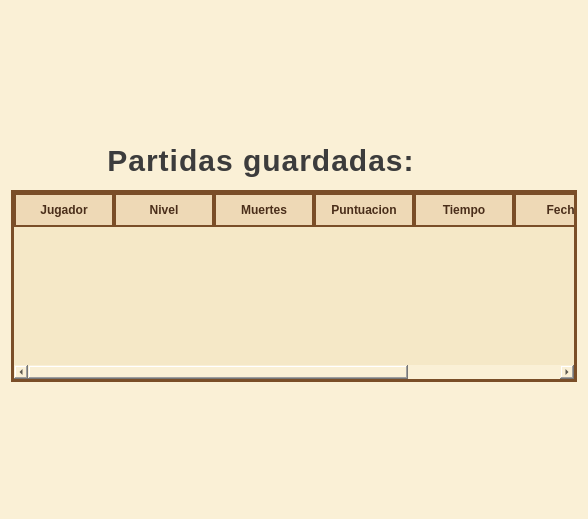
AdriTg00/Videojuego_2d, file Ventana_Principal_TFG/views/partidasGuardadas.ui: the form before one commit.
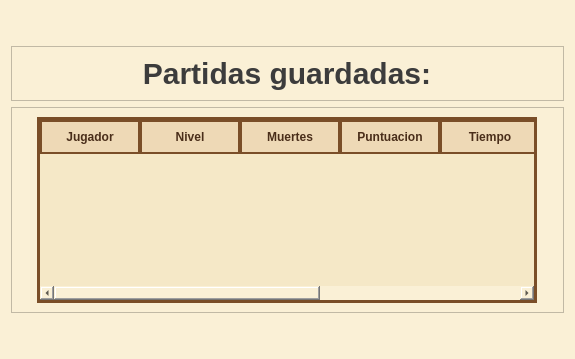
The form after the commit.

Commit message:
Refactor partidasGuardadas UI layout and class names
Updated the UI and Python class from 'partidaGuardada' to 'partidasGuardadas', reorganized the layout to use frames for the title and table, and renamed widgets for clarity. This improves maintainability and aligns naming conventions between the .ui and .py files.

The edit to the form file:
```diff
--- a/Ventana_Principal_TFG/views/partidasGuardadas.ui
+++ b/Ventana_Principal_TFG/views/partidasGuardadas.ui
@@ -6,8 +6,8 @@
    <rect>
     <x>0</x>
     <y>0</y>
-    <width>588</width>
-    <height>519</height>
+    <width>575</width>
+    <height>359</height>
    </rect>
   </property>
   <property name="windowTitle">
@@ -16,9 +16,87 @@
   <property name="styleSheet">
    <string notr="true">background-color: #faf0d6;</string>
   </property>
+  <layout class="QGridLayout" name="gridLayout_3">
+   <item row="1" column="0">
+    <widget class="QFrame" name="frame_2">
+     <property name="frameShape">
+      <enum>QFrame::Shape::StyledPanel</enum>
+     </property>
+     <property name="frameShadow">
+      <enum>QFrame::Shadow::Raised</enum>
+     </property>
+     <layout class="QGridLayout" name="gridLayout_2">
+      <item row="0" column="0">
+       <widget class="QLabel" name="partidasGuardadas_2">
+        <property name="sizePolicy">
+         <sizepolicy hsizetype="Preferred" vsizetype="Preferred">
+          <horstretch>0</horstretch>
+          <verstretch>0</verstretch>
+         </sizepolicy>
+        </property>
+        <property name="maximumSize">
+         <size>
+          <width>500</width>
+          <height>300</height>
+         </size>
+        </property>
+        <property name="styleSheet">
+         <string notr="true">QLabel {
+    color: #3C3C3C;
+    font-size: 30px;
+    font-weight: bold;
+}</string>
+        </property>
+        <property name="text">
+         <string>Partidas guardadas:</string>
+        </property>
+        <property name="textFormat">
+         <enum>Qt::TextFormat::AutoText</enum>
+        </property>
+        <property name="alignment">
+         <set>Qt::AlignmentFlag::AlignCenter</set>
+        </property>
+        <property name="wordWrap">
+         <bool>false</bool>
+        </property>
+        <property name="openExternalLinks">
+         <bool>false</bool>
+        </property>
+       </widget>
+      </item>
+     </layout>
+    </widget>
+   </item>
+   <item row="0" column="0">
+    <spacer name="verticalSpacer">
+     <property name="orientation">
+      <enum>Qt::Orientation::Vertical</enum>
+     </property>
+     <property name="sizeHint" stdset="0">
+      <size>
+       <width>20</width>
+       <height>40</height>
+      </size>
+     </property>
+    </spacer>
+   </item>
+   <item row="2" column="0">
+    <widget class="QFrame" name="frame">
+     <property name="frameShape">
+      <enum>QFrame::Shape::StyledPanel</enum>
+     </property>
+     <property name="frameShadow">
+      <enum>QFrame::Shadow::Raised</enum>
+     </property>
   <layout class="QGridLayout" name="gridLayout">
-   <item row="4" column="0">
-    <widget class="QTableWidget" name="tableWidget">
+      <item row="1" column="0">
+       <widget class="QTableWidget" name="tablaGuardados">
+        <property name="maximumSize">
+         <size>
+          <width>500</width>
+          <height>500</height>
+         </size>
+        </property>
      <property name="styleSheet">
       <string notr="true">/* --- Tabla general --- */
 QTableWidget, QTableView {
@@ -151,20 +229,10 @@
      </column>
     </widget>
    </item>
-   <item row="5" column="0">
-    <spacer name="verticalSpacer">
-     <property name="orientation">
-      <enum>Qt::Orientation::Vertical</enum>
-     </property>
-     <property name="sizeHint" stdset="0">
-      <size>
-       <width>20</width>
-       <height>40</height>
-      </size>
-     </property>
-    </spacer>
+     </layout>
+    </widget>
    </item>
-   <item row="0" column="0">
+   <item row="3" column="0">
     <spacer name="verticalSpacer_2">
      <property name="orientation">
       <enum>Qt::Orientation::Vertical</enum>
@@ -177,46 +245,6 @@
      </property>
     </spacer>
    </item>
-   <item row="2" column="0">
-    <widget class="QLabel" name="partidasGuardadas">
-     <property name="sizePolicy">
-      <sizepolicy hsizetype="Preferred" vsizetype="Preferred">
-       <horstretch>0</horstretch>
-       <verstretch>0</verstretch>
-      </sizepolicy>
-     </property>
-     <property name="maximumSize">
-      <size>
-       <width>500</width>
-       <height>300</height>
-      </size>
-     </property>
-     <property name="styleSheet">
-      <string notr="true">QLabel {
-    color: #3C3C3C;
-    font-size: 30px;
-    font-weight: bold;
-    padding: 6px;
-    letter-spacing: 1px;
-}</string>
-     </property>
-     <property name="text">
-      <string>Partidas guardadas:</string>
-     </property>
-     <property name="textFormat">
-      <enum>Qt::TextFormat::AutoText</enum>
-     </property>
-     <property name="alignment">
-      <set>Qt::AlignmentFlag::AlignCenter</set>
-     </property>
-     <property name="wordWrap">
-      <bool>false</bool>
-     </property>
-     <property name="openExternalLinks">
-      <bool>false</bool>
-     </property>
-    </widget>
-   </item>
   </layout>
  </widget>
  <resources/>
```
Left out of the diff: 6 changed lines with no effect on the pictures. Lines whose indentation alone changed are shown as unchanged. The commit also changes 1 other file.
